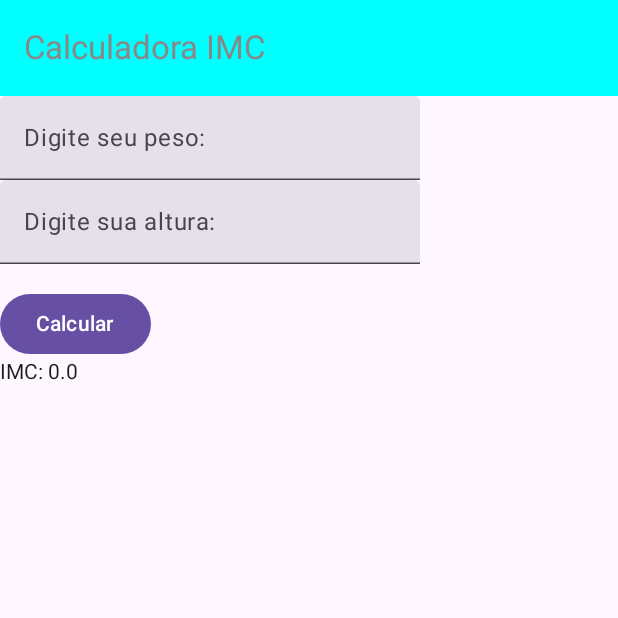
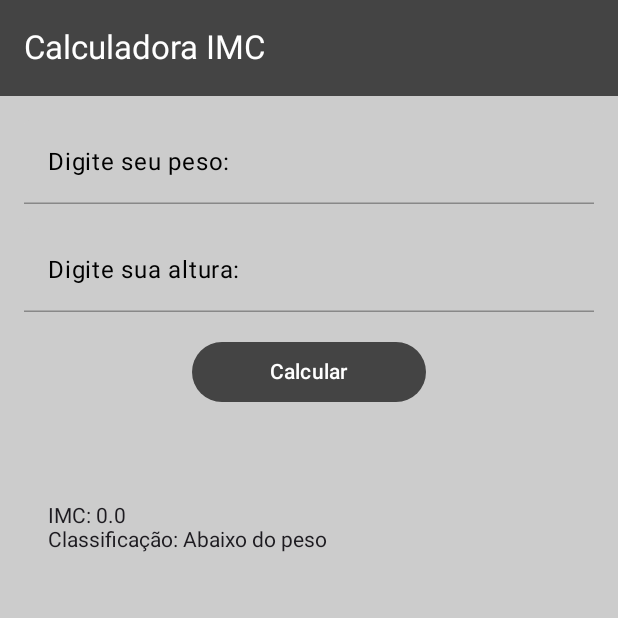
Before and after one commit to eduardorezzadori/IMC-Calculator, an Android app built with Jetpack Compose: the screen it shows after launch (MainActivity), after a tap on "Calcular", on a phone screen of 412 x 824 dp, the top half of it. Run offline under Robolectric (Android 15) with nearby library versions, the phone set to English and light mode, and no system bars; 1 statement that could not run was skipped.

Commit message:
chore: estilização

```diff
--- a/app/src/main/java/com/example/calculadoraimc/MainActivity.kt
+++ b/app/src/main/java/com/example/calculadoraimc/MainActivity.kt
@@ -4,16 +4,19 @@ import android.os.Bundle
 import androidx.activity.ComponentActivity
 import androidx.activity.compose.setContent
 import androidx.activity.enableEdgeToEdge
+import androidx.compose.foundation.background
 import androidx.compose.foundation.layout.Column
 import androidx.compose.foundation.layout.Spacer
 import androidx.compose.foundation.layout.fillMaxSize
-import androidx.compose.foundation.layout.height
+import androidx.compose.foundation.layout.fillMaxWidth
 import androidx.compose.foundation.layout.padding
 import androidx.compose.material3.Button
+import androidx.compose.material3.ButtonColors
 import androidx.compose.material3.ExperimentalMaterial3Api
 import androidx.compose.material3.Scaffold
 import androidx.compose.material3.Text
 import androidx.compose.material3.TextField
+import androidx.compose.material3.TextFieldDefaults
 import androidx.compose.material3.TopAppBar
 import androidx.compose.material3.TopAppBarDefaults
 import androidx.compose.runtime.Composable
@@ -23,6 +26,9 @@ import androidx.compose.runtime.remember
 import androidx.compose.runtime.setValue
 import androidx.compose.ui.Modifier
 import androidx.compose.ui.graphics.Color
+import androidx.compose.ui.graphics.Color.Companion.Gray
+import androidx.compose.ui.graphics.Color.Companion.LightGray
+import androidx.compose.ui.graphics.Color.Companion.White
 import androidx.compose.ui.tooling.preview.Preview
 import androidx.compose.ui.unit.dp
 import com.example.calculadoraimc.ui.theme.CalculadoraIMCTheme
@@ -42,59 +48,115 @@ class MainActivity : ComponentActivity() {
 @OptIn(ExperimentalMaterial3Api::class)
 fun Home() {
 
-    var textValuePeso by remember { mutableStateOf("") }
-    var textValueAltura by remember { mutableStateOf("") }
-    var imcResult by remember { mutableStateOf("") }
+    var weightTextValue by remember { mutableStateOf("") }
+    var heightTextValue by remember { mutableStateOf("") }
+
+    var levelImcStringValue by remember { mutableStateOf("") }
+
+    var imcStringValue by remember { mutableStateOf("") }
     var imc = 0F
 
     Scaffold(
         topBar = {
             TopAppBar(
-                colors = TopAppBarDefaults.topAppBarColors(containerColor = Color.Cyan),
+                colors = TopAppBarDefaults.topAppBarColors(containerColor = Color.DarkGray),
                 title = {
                     Text(
                         text = "Calculadora IMC",
-                        color = Color.Gray
+                        color = Color.White
                     )
                 }
             )
         },
-        modifier = Modifier.fillMaxSize()
+        modifier = Modifier
+            .fillMaxSize()
+
     ) { innerPadding ->
 
         Column(
-            modifier = Modifier.padding(innerPadding)
+            modifier = Modifier
+                .padding(innerPadding)
+                .fillMaxSize()
+                .background(LightGray)
         ) {
 
             TextField(
-                value = textValuePeso,
+                value = weightTextValue,
                 onValueChange = { newText ->
-                    textValuePeso = newText
+                    weightTextValue = newText
                 },
-                label = { Text("Digite seu peso:") }
+                label = {
+                    Text("Digite seu peso:")
+                },
+                modifier = Modifier
+                    .fillMaxWidth()
+                    .padding(16.dp),
+                colors = TextFieldDefaults.colors(
+                    focusedTextColor = Color.DarkGray,
+                    unfocusedTextColor = Color.Gray,
+                    focusedContainerColor = Color.LightGray,
+                    unfocusedContainerColor = Color.LightGray,
+                    cursorColor = Color.Black,
+                    focusedIndicatorColor = Color.DarkGray,
+                    unfocusedIndicatorColor = Color.Gray,
+                    unfocusedLabelColor = Color.Black,
+                    focusedLabelColor = Color.Black,
+                )
             )
+
             TextField(
-                value = textValueAltura,
+                value = heightTextValue,
                 onValueChange = { newText ->
-                    textValueAltura = newText
+                    heightTextValue = newText
                 },
-                label = { Text("Digite sua altura:") }
-            )
-            Spacer(
-                modifier = Modifier.height(16.dp)
+                label = { Text("Digite sua altura:") },
+                modifier = Modifier
+                    .fillMaxWidth()
+                    .padding(start = 16.dp, end = 16.dp, bottom = 16.dp),
+                colors = TextFieldDefaults.colors(
+                    focusedTextColor = Color.DarkGray,
+                    unfocusedTextColor = Color.Gray,
+                    focusedContainerColor = Color.LightGray,
+                    unfocusedContainerColor = Color.LightGray,
+                    cursorColor = Color.Black,
+                    focusedIndicatorColor = Color.DarkGray,
+                    unfocusedIndicatorColor = Color.Gray,
+                    unfocusedLabelColor = Color.Black,
+                    focusedLabelColor = Color.Black,
+                )
             )
 
             Button(
                 onClick = {
-                    imc = imcCalc(textValuePeso.toFloat(), textValueAltura.toFloat())
-                    imcResult = imc.toString()
+                    imc = imcCalc(weightTextValue.toFloat(), heightTextValue.toFloat())
+                    imcStringValue = imc.toString()
+                    levelImcStringValue = levelImc(imc)
                 },
+                modifier = Modifier
+                    .fillMaxWidth()
+                    .padding(start = 128.dp, end = 128.dp),
+                colors = ButtonColors(
+                    contentColor = Color.White,
+                    containerColor = Color.DarkGray,
+                    disabledContainerColor = LightGray,
+                    disabledContentColor = Gray
+                )
             ) {
                 Text("Calcular")
             }
 
+            Spacer(
+                modifier = Modifier.padding(32.dp)
+            )
+
             Text(
-                text = "IMC: $imcResult",
+                text = "IMC: $imcStringValue",
+                modifier = Modifier.padding(start = 32.dp)
+            )
+
+            Text(
+                text = "Classificação: $levelImcStringValue",
+                modifier = Modifier.padding(start = 32.dp)
             )
         }
     }
@@ -105,6 +167,16 @@ fun imcCalc(p: Float, a: Float): Float {
     return imc
 }
 
+fun levelImc(imc: Float): String {
+    return when (imc) {
+        in 0.0..18.5 -> "Abaixo do peso"
+        in 18.6..24.9 -> "Peso normal"
+        in 25.0..29.9 -> "Sobrepeso"
+        in 30.0..39.9 -> "Obesidade"
+        else -> "Obesidade grave"
+    }
+}
+
 @Preview(showBackground = true)
 @Composable
 fun HomePreview() {
```
